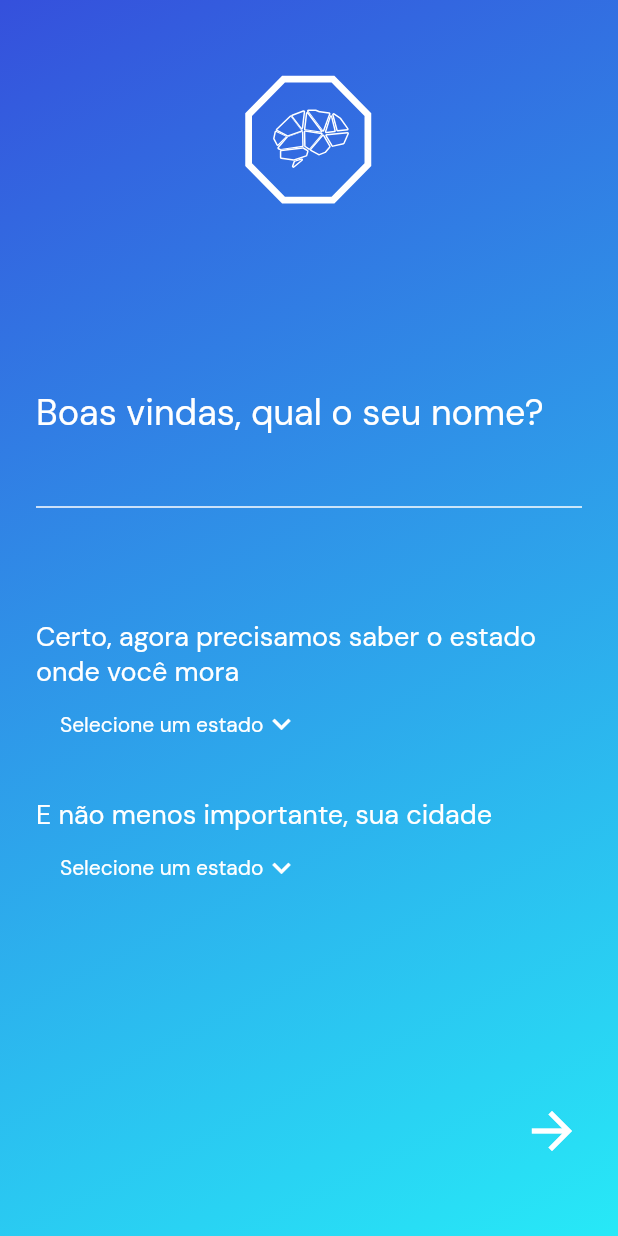
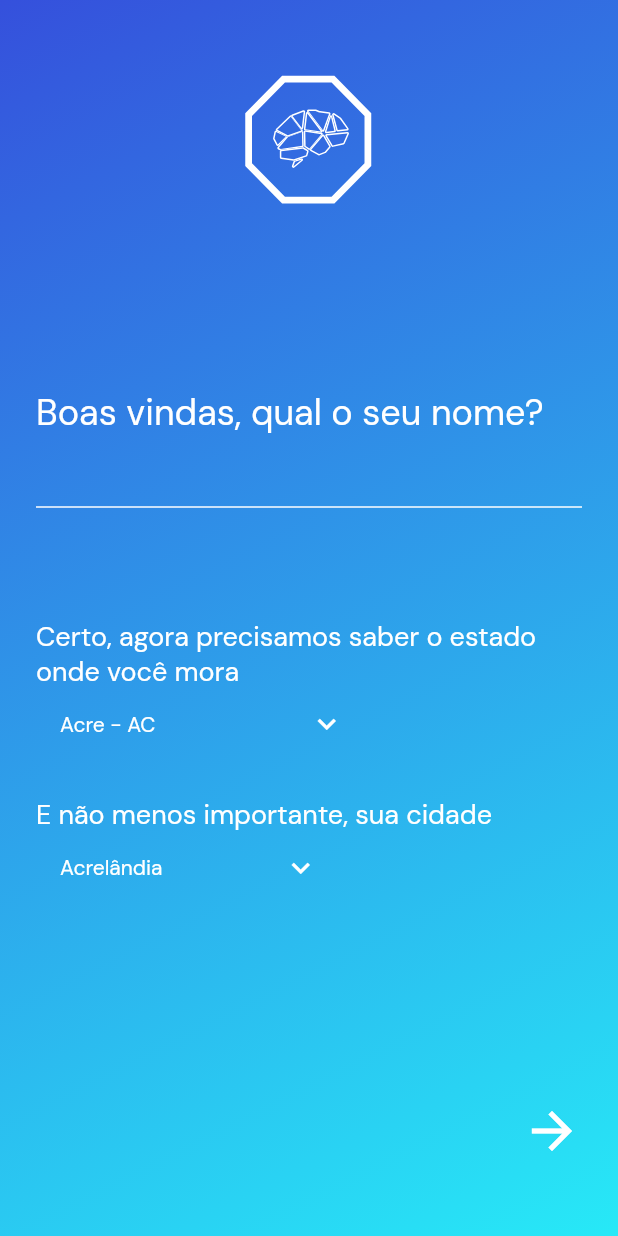
Before and after one commit to araujo-alef/auto_sim_app, a Flutter app: the screen it shows after launch, on a phone screen of 412 x 824 dp. Run offline on Flutter 3.47's test engine with Material 2 defaults, Android fonts, the light colour scheme and no system bars; our stand-ins replace flutter_mobx, flutter_modular, flutter_svg, google_fonts, mobx, percent_indicator and 1 more; generated files the repository leaves out were written again.

Commit message:
added list of states and citties in dropdonw

```diff
--- a/lib/src/domain/entities/city_entity/city_entity.dart
+++ b/lib/src/domain/entities/city_entity/city_entity.dart
@@ -1,5 +1,6 @@
 class CityEntity {
   final String name;
+  final String state;
 
-  CityEntity({required this.name});
+  CityEntity({required this.state, required this.name});
 }
--- a/lib/src/domain/entities/state_entity/state_entity.dart
+++ b/lib/src/domain/entities/state_entity/state_entity.dart
@@ -11,10 +11,12 @@ class StateEntity {
   factory StateEntity.fromMap(Map<String, dynamic> map) {
     return StateEntity(
       initials: map['sigla'] ?? '',
-      name: map['name'] ?? '',
+      name: map['nome'] ?? '',
       cities: List<CityEntity>.from(
         map['cidades']?.map(
-          (x) => CityEntity(name: x),
+          (city) => CityEntity(
+              name: city,
+              state: "${map['name'] ?? ''} - ${map['sigla'] ?? ''}"),
         ),
       ),
     );
--- a/lib/src/presenter/register_page/page/register_page.dart
+++ b/lib/src/presenter/register_page/page/register_page.dart
@@ -17,7 +17,6 @@ class RegisterPage extends StatefulWidget {
 
 class _RegisterPageState extends ModularState<RegisterPage, RegisterController>
     with SingleTickerProviderStateMixin {
-  List<String> listOfItens = <String>["Selecione um estado", "2", "3"];
   @override
   void initState() {
     controller.getStates();
@@ -33,20 +32,21 @@ class _RegisterPageState extends ModularState<RegisterPage, RegisterController>
   Widget build(BuildContext context) {
     return Scaffold(
       body: Observer(builder: (_) {
+        bool isLoaded =
+            controller.currentState != null && controller.currentCity != null;
+
         return BackGroundGradientWidget(
             child: SafeArea(
           child: Padding(
             padding:
                 const EdgeInsets.symmetric(horizontal: 24.0, vertical: 50.0),
-            child: Column(
+            child: !isLoaded
+                ? Center(child: iconApp)
+                : Column(
                     mainAxisAlignment: MainAxisAlignment.center,
                     crossAxisAlignment: CrossAxisAlignment.start,
                     children: [
-                Center(
-                  child: SvgPicture.asset(
-                    "assets/images/icon_app.svg",
-                  ),
-                ),
+                      iconApp,
                       const Spacer(flex: 5),
                       Text(
                         "Boas vindas, qual o seu nome?",
@@ -88,7 +88,8 @@ class _RegisterPageState extends ModularState<RegisterPage, RegisterController>
                       ),
                       Padding(
                         padding: const EdgeInsets.only(left: 16.0),
-                  child: dropDown(listOfItens, "Selecione um estado"),
+                        child: dropDown(controller.getStatesName,
+                            controller.getCurrentStateName),
                       ),
                       const Spacer(flex: 1),
                       Text(
@@ -100,7 +101,10 @@ class _RegisterPageState extends ModularState<RegisterPage, RegisterController>
                       ),
                       Padding(
                         padding: const EdgeInsets.only(left: 16.0),
-                  child: dropDown(listOfItens, "Selecione um estado"),
+                        child: dropDown(
+                          controller.getCitiesName,
+                          controller.currentCity!.name,
+                        ),
                       ),
                       const Spacer(flex: 5),
                       Align(
@@ -113,12 +117,20 @@ class _RegisterPageState extends ModularState<RegisterPage, RegisterController>
                             color: AppColorScheme.WHITE_SIM,
                           ),
                         ),
-                ),
+                      )
                     ],
                   ),
           ),
         ));
       }),
+    );
+  }
+
+  Widget get iconApp {
+    return Center(
+      child: SvgPicture.asset(
+        "assets/images/icon_app.svg",
+      ),
     );
   }
 
```
Also changed, not shown: lib/src/presenter/register_page/controller/register_controller.dart (+37 -2 lines), lib/src/presenter/register_page/controller/register_controller.g.dart. Lines whose indentation alone changed are shown as unchanged.
